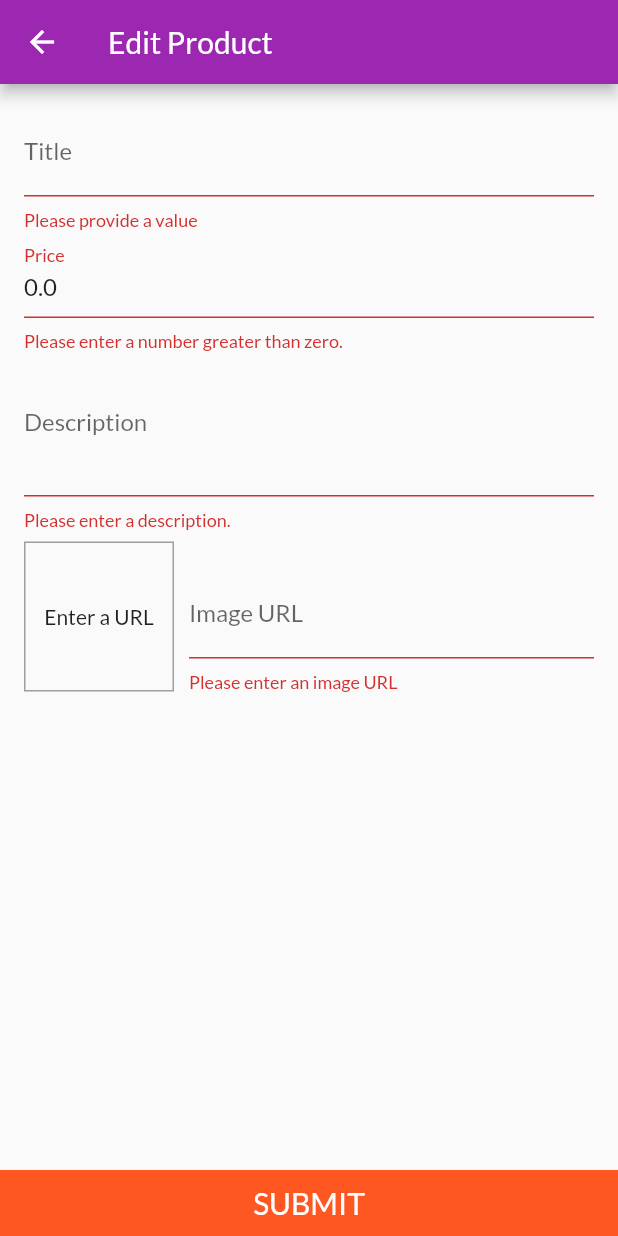
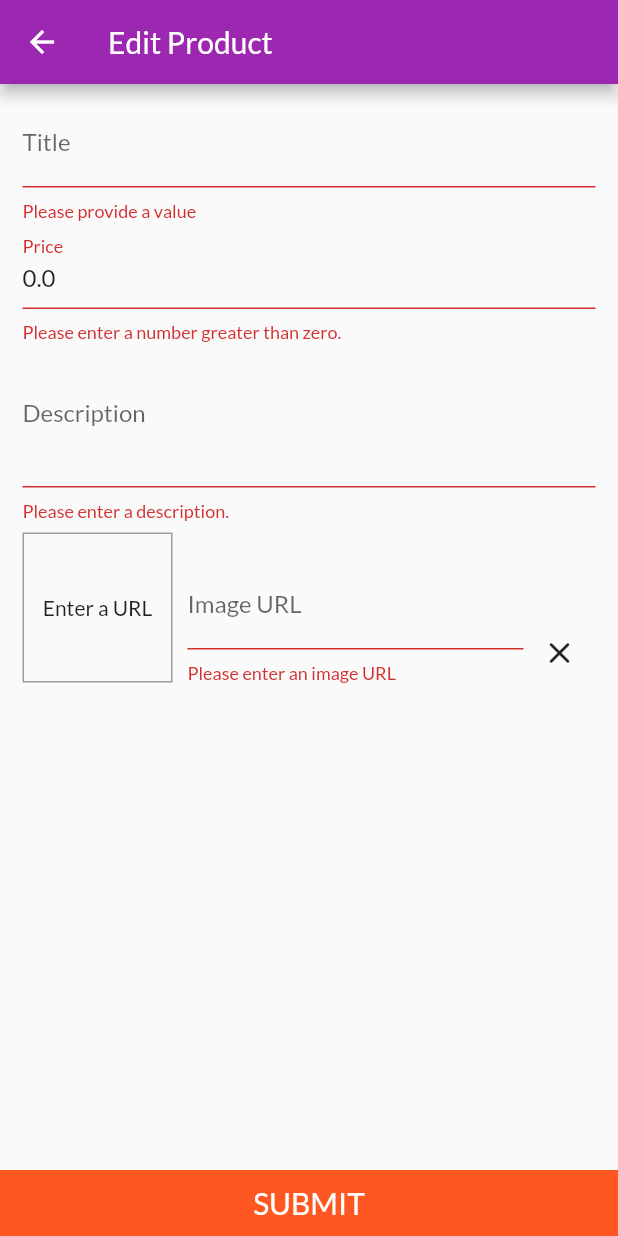
Before and after one commit to PalakSDarji/FlutterMealApp, a Flutter app: the AddEditProductScreen screen opened by its route, after a tap on "SUBMIT", on a phone screen of 412 x 824 dp. Run offline on Flutter 3.47's test engine with Material 2 defaults, Android fonts, the phone set to English and light mode, and no system bars; network calls fail.

Commit message:
clearing image in editProduct form is done

```diff
--- a/lib/screens/add_edit_product_screen.dart
+++ b/lib/screens/add_edit_product_screen.dart
@@ -12,6 +12,7 @@ class AddEditProductScreen extends StatefulWidget {
 
 class _AddEditProductScreenState extends State<AddEditProductScreen> {
   var isEditMode = false;
+  var isImageCleared = false;
   final _priceFocusNode = FocusNode();
   final _imageUrlController = TextEditingController();
   final _formKey = GlobalKey<FormState>();
@@ -24,7 +25,12 @@ class _AddEditProductScreenState extends State<AddEditProductScreen> {
     if (product != null) {
       isEditMode = true;
       _formProduct = ProductFormModel.copyFromProduct(product);
-      _imageUrlController.text = product.imageUrl;
+      if(isImageCleared){
+        _imageUrlController.text = '';
+      }
+      else if(_imageUrlController.text.isEmpty){
+        _imageUrlController.text = _formProduct.imageUrl;
+      }
     } else {
       _formProduct = ProductFormModel.init();
     }
@@ -34,11 +40,12 @@ class _AddEditProductScreenState extends State<AddEditProductScreen> {
         title: Text('Edit Product'),
       ),
       body: Padding(
-        padding: const EdgeInsets.all(16.0),
+        padding: const EdgeInsets.symmetric(horizontal: 15, vertical: 0),
         child: Form(
           key: _formKey,
           child: ListView(
             children: [
+              SizedBox(height: 10),
               TextFormField(
                 initialValue: _formProduct.title,
                 decoration: InputDecoration(labelText: 'Title'),
@@ -127,7 +134,7 @@ class _AddEditProductScreenState extends State<AddEditProductScreen> {
                         if (value.isEmpty) {
                           return 'Please enter an image URL';
                         }
-                        if (!value.startsWith('htttp') &&
+                        if (!value.startsWith('http') &&
                             !value.startsWith('https')) {
                           return 'Please enter a valid URL.';
                         }
@@ -141,22 +148,27 @@ class _AddEditProductScreenState extends State<AddEditProductScreen> {
                       controller: _imageUrlController,
                       onEditingComplete: () {
                         FocusScope.of(context).unfocus();
-                        var text = _imageUrlController.text;
-                        if (text.isEmpty ||
-                            (!text.startsWith('htttp') &&
-                                !text.startsWith('htttps')) ||
-                            (!text.endsWith('.png') &&
-                                !text.endsWith('.jpeg') &&
-                                !text.endsWith('.jpg'))) {
-                          return;
-                        }
-
-                        setState(() {});
+                        setState(() {
+                          print("img : " + _imageUrlController.text);
+                          isImageCleared = false;
+                        });
+//                        loadImageFromURL();
                       },
                       onSaved: (newValue) {
+                        print('saved  $newValue');
                         _formProduct.imageUrl = newValue;
                       },
                     ),
+                  ),
+                  IconButton(
+                    alignment: Alignment.bottomCenter,
+                    icon: Icon(Icons.clear_rounded),
+                    onPressed: () {
+                      setState(() {
+                        isImageCleared = true;
+                      });
+                      //loadImageFromURL();
+                    },
                   )
                 ],
               )
@@ -200,6 +212,19 @@ class _AddEditProductScreenState extends State<AddEditProductScreen> {
     _priceFocusNode.dispose();
     _imageUrlController.dispose();
   }
+
+  void loadImageFromURL() {
+    var text = _imageUrlController.text;
+
+    if (!text.startsWith('http') && !text.startsWith('https') ||
+        (!text.endsWith('.png') &&
+            !text.endsWith('.jpeg') &&
+            !text.endsWith('.jpg'))) {
+      return;
+    }
+    print("crossed : " + text.toString());
+    setState(() {});
+  }
 }
 
 /// This class has non final fields to enter form data.
```
Also changed, not shown: pubspec.lock.
